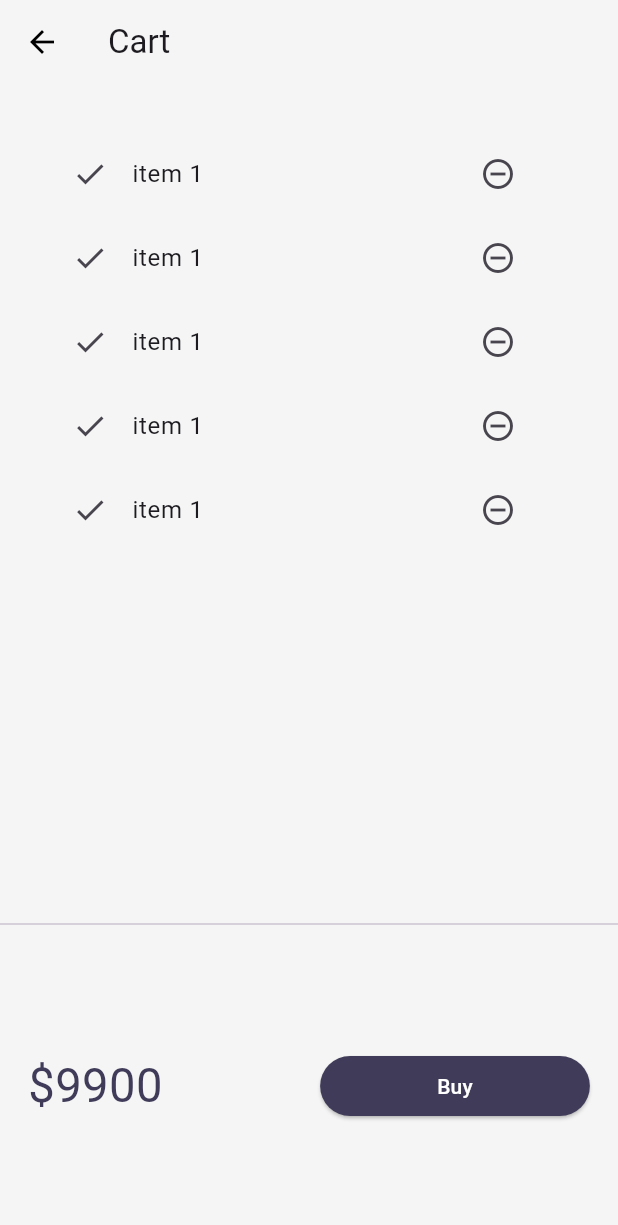
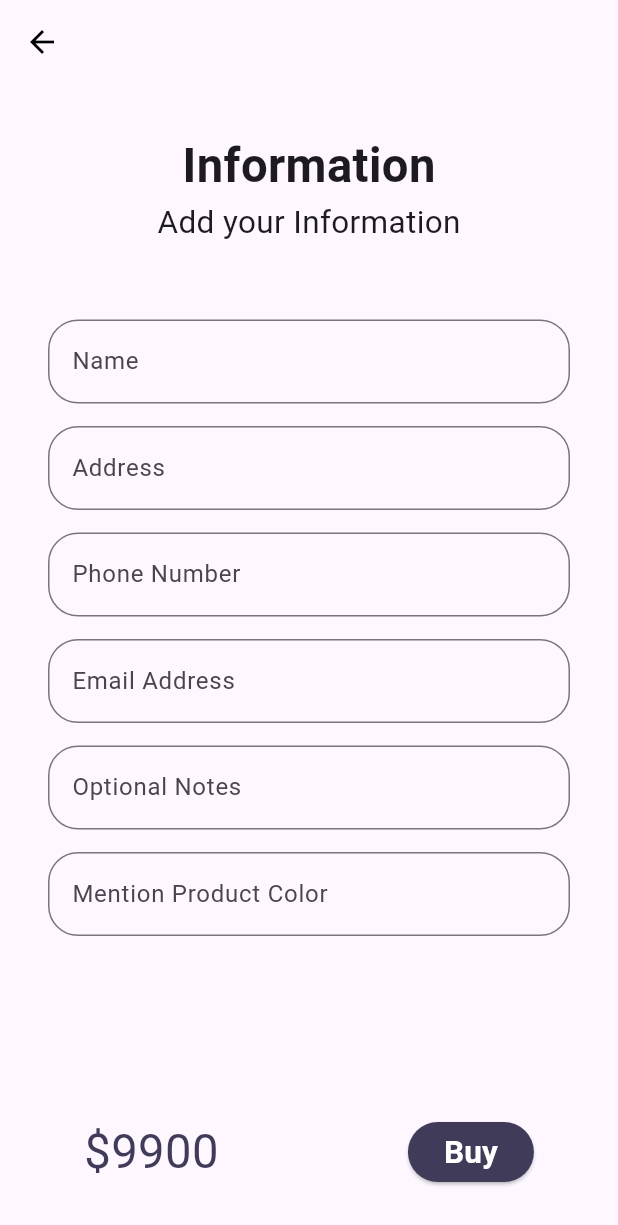
Before and after one commit to shafihossain/30DaysOFflutter, a Flutter app: the CartPage screen opened by its route, after a tap on "Buy", on a phone screen of 412 x 824 dp. Shown: the top 1225 px of the screen. Run offline on Flutter 3.47's test engine with Material 3 defaults, Android fonts, the phone set to English and light mode, and no system bars; our stand-ins replace google_fonts, velocity_x; network calls fail.

Commit message:
my try day 22

```diff
--- a/lib/main.dart
+++ b/lib/main.dart
@@ -2,6 +2,7 @@
 
 import 'package:flutter/material.dart';
 import 'package:flutter/scheduler.dart';
+import 'package:flutter_application_2/pages/buy.dart';
 import 'package:flutter_application_2/pages/cartpage.dart';
 import 'package:flutter_application_2/pages/createaccount.dart';
 import 'package:flutter_application_2/pages/homepage.dart';
@@ -30,7 +31,8 @@ class MyApp extends StatelessWidget {
         MyRoutes.homepage: (context) => Homepage(),
         MyRoutes.loginroute: (context) => LoginPage(),
         MyRoutes.createAc: (context) => createaccount(),
-        MyRoutes.CartRouter: (context) => CartPage()
+        MyRoutes.CartRouter: (context) => CartPage(),
+        MyRoutes.Buy: (context) => Buy()
       },
     );
   }
--- /dev/null
+++ b/lib/pages/buy.dart
@@ -0,0 +1,144 @@
+// ignore_for_file: unused_import, use_key_in_widget_constructors, prefer_const_constructors, prefer_const_literals_to_create_immutables, avoid_unnecessary_containers, camel_case_types, unused_element, unnecessary_import, unused_local_variable
+
+import 'dart:ui';
+
+import 'package:flutter/material.dart';
+import 'package:flutter/widgets.dart';
+import 'package:flutter_application_2/widgets/themes.dart';
+import 'package:velocity_x/velocity_x.dart';
+
+class Buy extends StatefulWidget {
+  @override
+  State<Buy> createState() => _BuyState();
+}
+
+class _BuyState extends State<Buy> {
+  @override
+  Widget build(BuildContext context) {
+    final formkey = GlobalKey<FormState>();
+
+    return Scaffold(
+      resizeToAvoidBottomInset: false,
+      appBar: AppBar(
+        backgroundColor: Colors.transparent,
+      ),
+      body: SafeArea(
+        child: Container(
+          padding: Vx.m32,
+          child: Column(
+            children: [
+              "Information".text.xl4.bold.make(),
+              "Add your Information".text.xl2.make(),
+              50.heightBox,
+              Expanded(
+                  child: Form(
+                key: formkey,
+                child: Column(
+                  children: [
+                    TextFormField(
+                      decoration: InputDecoration(
+                          hintText: "Your Name",
+                          labelText: "Name",
+                          border: OutlineInputBorder(
+                              borderRadius: BorderRadius.circular(20))),
+                      validator: (value) {
+                        if (value!.isEmpty) ;
+
+                        return "Name cannot be empty";
+                      },
+                    ),
+                    SizedBox(
+                      height: 15,
+                    ),
+                    TextFormField(
+                      decoration: InputDecoration(
+                          hintText: "Your Address",
+                          labelText: "Address",
+                          border: OutlineInputBorder(
+                              borderRadius: BorderRadius.circular(20))),
+                    ),
+                    SizedBox(
+                      height: 15,
+                    ),
+                    Expanded(
+                        child: Column(
+                      children: [
+                        TextFormField(
+                          keyboardType: TextInputType.number,
+                          decoration: InputDecoration(
+                              hintText: "Phone Number",
+                              labelText: "Phone Number",
+                              border: OutlineInputBorder(
+                                borderRadius: BorderRadius.circular(20),
+                              )),
+                        ),
+                        SizedBox(
+                          height: 15,
+                        ),
+                        Expanded(
+                            child: Column(
+                          children: [
+                            TextFormField(
+                              decoration: InputDecoration(
+                                  labelText: "Email Address",
+                                  hintText: "Mail",
+                                  border: OutlineInputBorder(
+                                      borderRadius: BorderRadius.circular(20))),
+                            ),
+                            SizedBox(
+                              height: 15,
+                            ),
+                            Expanded(
+                                child: Column(
+                              children: [
+                                TextFormField(
+                                  decoration: InputDecoration(
+                                      labelText: "Optional Notes",
+                                      hintText: "Note",
+                                      border: OutlineInputBorder(
+                                          borderRadius:
+                                              BorderRadius.circular(20))),
+                                ),
+                                SizedBox(
+                                  height: 15,
+                                ),
+                                TextFormField(
+                                  decoration: InputDecoration(
+                                      labelText: "Mention Product Color",
+                                      hintText: "Colour",
+                                      border: OutlineInputBorder(
+                                          borderRadius:
+                                              BorderRadius.circular(20))),
+                                )
+                              ],
+                            ))
+                          ],
+                        ))
+                      ],
+                    ))
+                  ],
+                ),
+              )),
+              SizedBox(
+                height: 10,
+              ),
+              Row(
+                mainAxisAlignment: MainAxisAlignment.spaceAround,
+                children: [
+                  "\$9900".text.color(context.theme.focusColor).xl4.make(),
+                  30.widthBox,
+                  ElevatedButton(
+                      onPressed: () {},
+                      style: ButtonStyle(
+                          backgroundColor: MaterialStatePropertyAll(
+                              context.theme.focusColor)),
+                      child: "Buy".text.color(Colors.white).xl2.bold.make())
+                ],
+              )
+            ],
+          ),
+        ),
+      ),
+    );
+  }
+}
--- a/lib/pages/cartpage.dart
+++ b/lib/pages/cartpage.dart
@@ -2,6 +2,8 @@
 
 import 'package:flutter/cupertino.dart';
 import 'package:flutter/material.dart';
+import 'package:flutter_application_2/pages/buy.dart';
+import 'package:flutter_application_2/utlites/approutes.dart';
 import 'package:flutter_application_2/widgets/themes.dart';
 import 'package:velocity_x/velocity_x.dart';
 
@@ -36,7 +38,7 @@ class _cardtotal extends StatelessWidget {
           "\$9900".text.xl4.color(context.theme.focusColor).make(),
           30.widthBox,
           ElevatedButton(
-              onPressed: () {},
+              onPressed: () => Navigator.pushNamed(context, MyRoutes.Buy),
               style: ButtonStyle(
                   backgroundColor:
                       MaterialStatePropertyAll(context.theme.focusColor)),
@@ -61,8 +63,8 @@ class __CartlistState extends State<_Cartlist> {
         return ListTile(
             leading: Icon(Icons.done),
             trailing: IconButton(
-                onPressed: () {}, icon: Icon(Icons.remove_circle_outline)
-
+                onPressed: () {},
+                icon: Icon(Icons.remove_circle_outline),
                 ),
                 title:"item 1".text.make()
                 );
--- a/lib/utlites/approutes.dart
+++ b/lib/utlites/approutes.dart
@@ -7,4 +7,5 @@ class MyRoutes {
   static String createAc = "/createaccount";
   static String HomeDetails = "/detail";
   static String CartRouter = "/cart";
+  static String Buy = "/Buy";
 }
```
